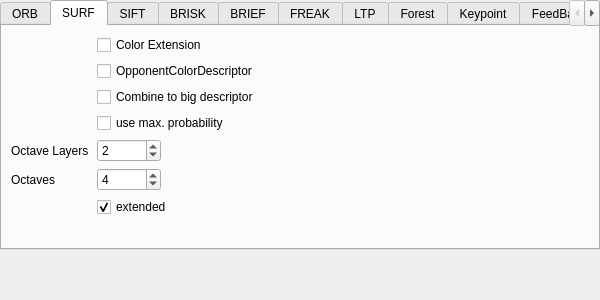
Qt form src/terratrainer/ui/terra_preferences.ui (cogsys-tuebingen/csapex) before a commit.
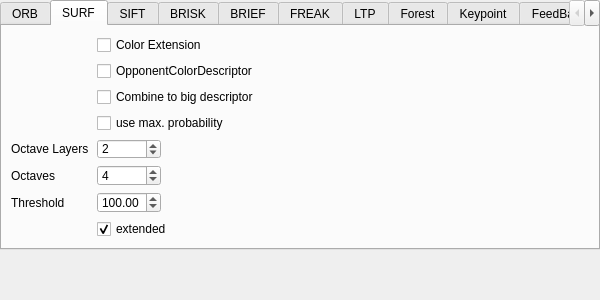
The same form after that commit. The open tabs and pages were chosen to show the change.

Patch:
```diff
--- a/src/terratrainer/ui/terra_preferences.ui
+++ b/src/terratrainer/ui/terra_preferences.ui
@@ -338,7 +338,7 @@
             </property>
            </widget>
           </item>
-          <item row="6" column="1">
+          <item row="7" column="1">
            <widget class="QCheckBox" name="checkBox_extendedSurf">
             <property name="text">
              <string>extended</string>
@@ -362,6 +362,29 @@
             </property>
            </widget>
           </item>
+          <item row="6" column="0">
+           <widget class="QLabel" name="label_threshSurf">
+            <property name="text">
+             <string>Threshold</string>
+            </property>
+           </widget>
+          </item>
+          <item row="6" column="1">
+           <widget class="QDoubleSpinBox" name="spinBox_threshSurf">
+            <property name="maximumSize">
+             <size>
+              <width>64</width>
+              <height>16777215</height>
+             </size>
+            </property>
+            <property name="maximum">
+             <double>200.000000000000000</double>
+            </property>
+            <property name="value">
+             <double>100.000000000000000</double>
+            </property>
+           </widget>
+          </item>
          </layout>
         </item>
        </layout>
```
Left out of the diff: 11 changed lines with no effect on the pictures.
